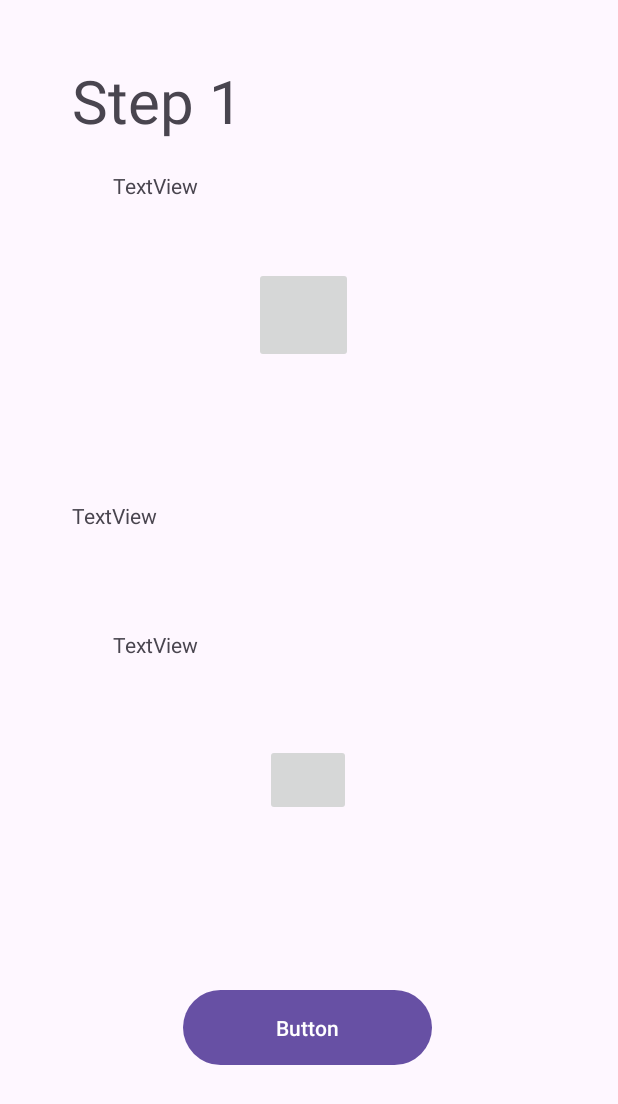
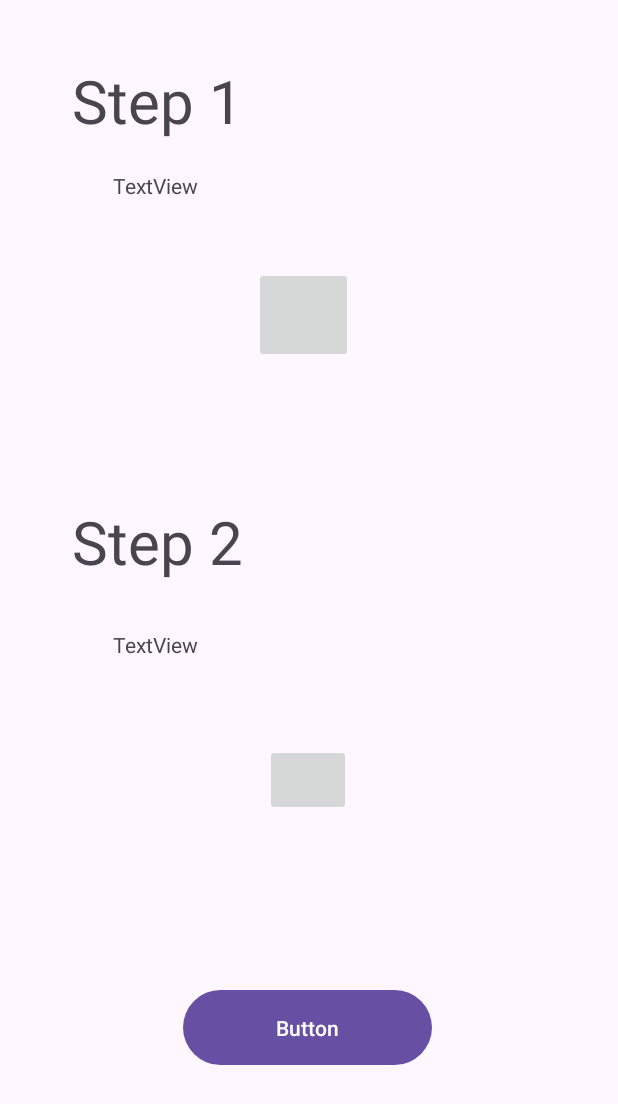
Before and after one commit to mahbub87/EECS4443-project, an Android app: the FirstTaskActivity screen opened directly, with no data from a screen before it, on a phone screen of 412 x 824 dp. Shown: the top 1104 px of the screen. Run offline under Robolectric (Android 15) with nearby library versions, the phone set to English and light mode, and no system bars; 2 statements that could not run were skipped.

```diff
--- a/app/src/main/res/layout/activity_first_task.xml
+++ b/app/src/main/res/layout/activity_first_task.xml
@@ -33,7 +33,8 @@
         android:layout_width="262dp"
         android:layout_height="58dp"
         android:layout_marginTop="236dp"
-        android:text="TextView"
+        android:textSize="40dp"
+        android:text="@string/step2label"
         app:layout_constraintEnd_toEndOf="parent"
         app:layout_constraintHorizontal_bias="0.322"
         app:layout_constraintStart_toStartOf="parent"
```
Also changed, not shown: app/src/main/java/com/example/eecs4443_project/FirstTaskActivity.java (+8 -2 lines).
